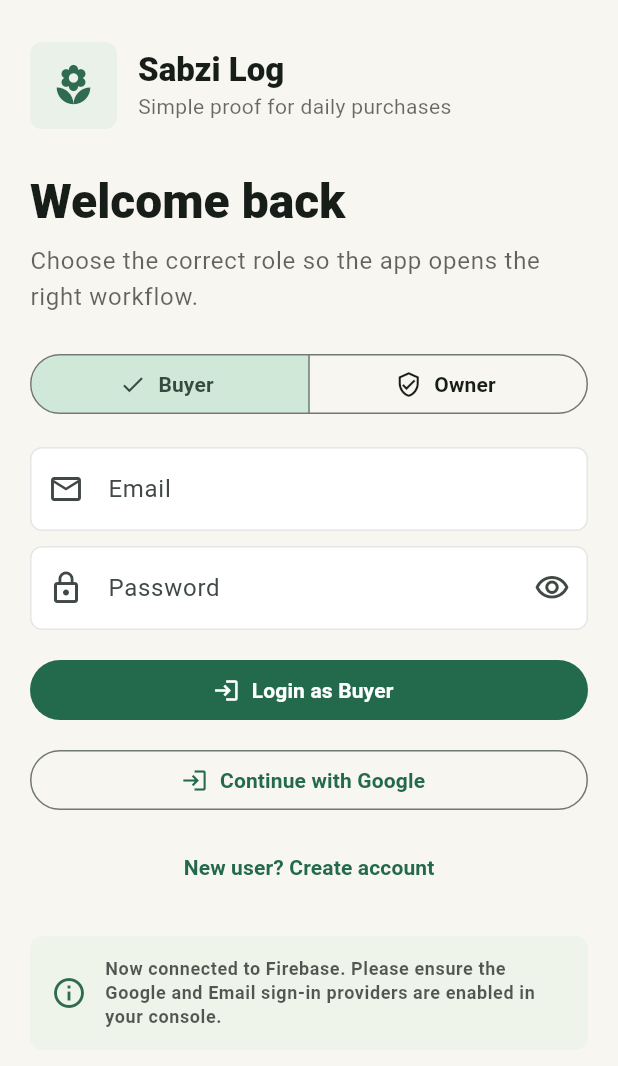
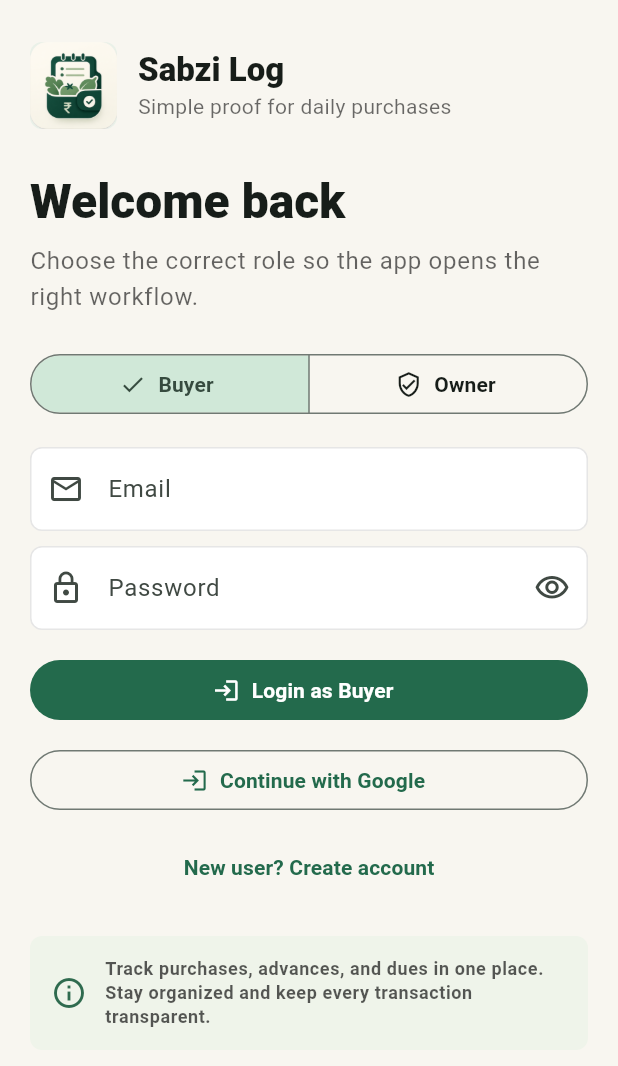
Before and after one commit to SoumadeepChoudhury/sabzilog, a Flutter app: the screen it shows after launch, on a phone screen of 412 x 824 dp. Shown: the top 1066 px of the screen. Run offline on Flutter 3.47's test engine with Material 3 defaults, Android fonts, the phone set to English and light mode, and no system bars; our stand-ins replace cloud_firestore, firebase_auth, firebase_core, flutter_image_compress, google_sign_in, image_picker and 5 more; missing offline and left inert: flutter_downloader; accounts and stored records are empty.

Commit message:
feat: Update logo and improve UI text in auth and settings pages

```diff
--- a/lib/screens/auth_page.dart
+++ b/lib/screens/auth_page.dart
@@ -195,11 +195,7 @@ class _BrandMark extends StatelessWidget {
             color: const Color(0xFFE9F1E8),
             borderRadius: BorderRadius.circular(8),
           ),
-          child: const Icon(
-            Icons.local_florist,
-            color: AppTheme.seed,
-            size: 30,
-          ),
+          child: Image.asset('assets/images/logo.png'),
         ),
         const SizedBox(width: 14),
         Expanded(
@@ -265,7 +261,7 @@ class _AuthHint extends StatelessWidget {
           const SizedBox(width: 12),
           Expanded(
             child: Text(
-              'Now connected to Firebase. Please ensure the Google and Email sign-in providers are enabled in your console.',
+              'Track purchases, advances, and dues in one place. Stay organized and keep every transaction transparent.',
               style: Theme.of(context).textTheme.bodySmall?.copyWith(
                 color: Colors.black.withValues(alpha: .65),
                 fontWeight: FontWeight.w600,
--- a/lib/widgets/app_widgets.dart
+++ b/lib/widgets/app_widgets.dart
@@ -29,7 +29,7 @@ class HeaderBar extends StatelessWidget {
             color: const Color(0xFFE9F1E8),
             borderRadius: BorderRadius.circular(8),
           ),
-          child: const Icon(Icons.local_florist, color: AppTheme.seed),
+          child: Image.asset('assets/images/logo.png'),
         ),
         const SizedBox(width: 12),
         Expanded(
--- a/pubspec.yaml
+++ b/pubspec.yaml
@@ -47,6 +47,7 @@ dependencies:
   provider: ^6.1.5+1
   shared_preferences: ^2.5.5
   supabase_flutter: ^2.14.2
+  url_launcher: ^6.3.2
   uuid: ^4.5.3
 
 dev_dependencies:
@@ -65,6 +66,7 @@ flutter:
   uses-material-design: true
   # To add assets to your application, add an assets section, like this:
   assets:
+    - assets/images/logo.png
     - assets/lottie/empty.json
   #   - images/a_dot_ham.jpeg
   # An image asset can refer to one or more resolution-specific "variants", see
```
Also changed, not shown: lib/screens/settings_page.dart (+13 -2 lines), assets/images/logo.png (added), pubspec.lock, 1 other file.
